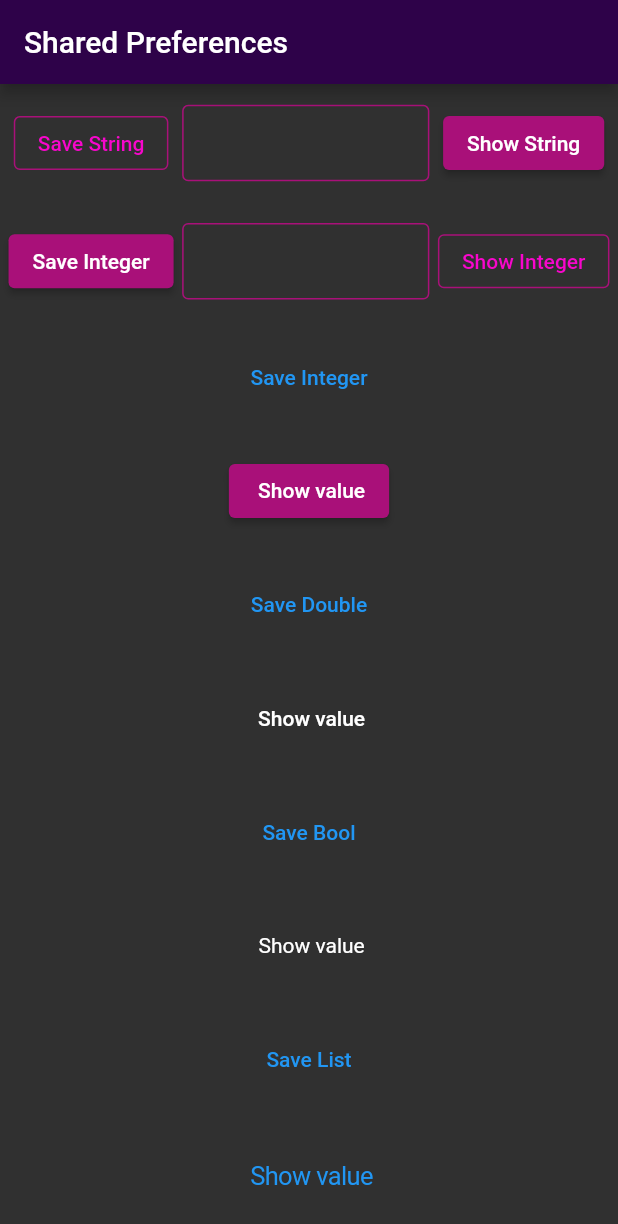
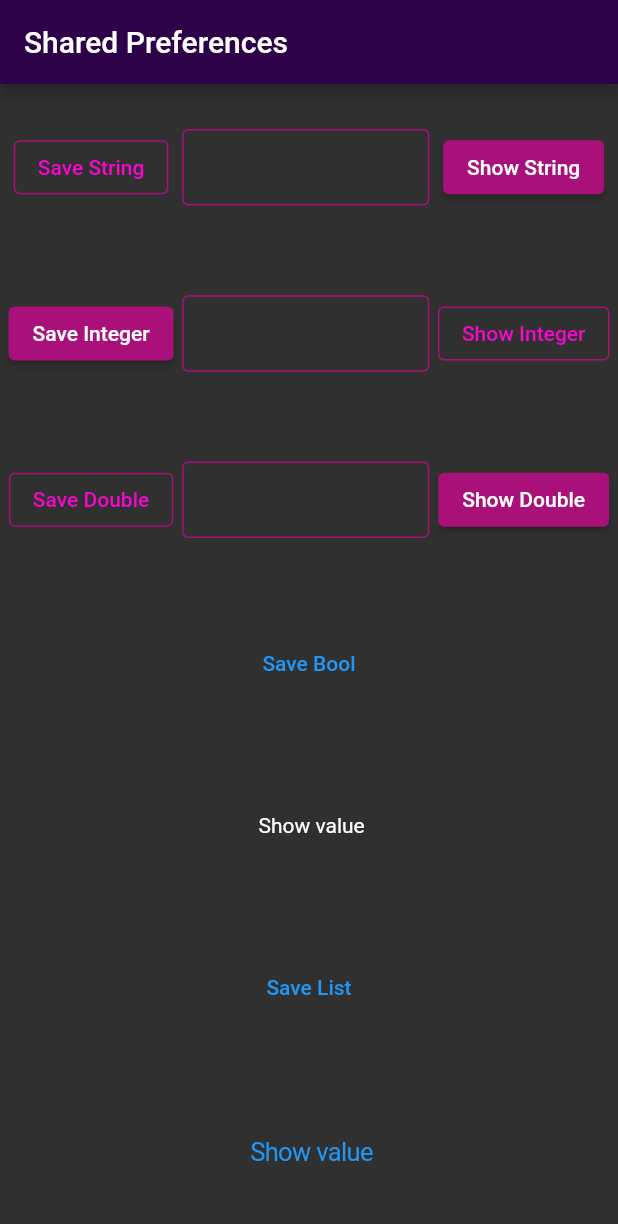
Before and after one commit to jinosh05/shared_preference_example_flutter, a Flutter app: the screen it shows after launch, after a tap on "Save Double", on a phone screen of 412 x 824 dp. Shown: the top 1224 px of the screen. Run offline on Flutter 3.47's test engine with Material 2 defaults, Android fonts, the phone set to English and light mode, and no system bars; our stand-ins replace shared_preferences.

Commit message:
Double datas set

```diff
--- a/lib/main.dart
+++ b/lib/main.dart
@@ -122,28 +122,38 @@ class _MySharedState extends State<MyShared> {
                   child: Text('Show Integer')),
             ],
           ),
-          TextButton(
-              onPressed: () {
-                storeMyData("int", 25);
-              },
-              child: Text("Save Integer")),
-          ElevatedButton(
-            onPressed: () {
-              showData("int");
-            },
-            child: Text(" Show value"),
+
+          //
+          // double Row
+          //
+          Row(
+            mainAxisAlignment: MainAxisAlignment.spaceEvenly,
+            children: [
+              OutlinedButton(
+                  onPressed: () {
+                    storeMyData(Keys.doubleKey, _controllers[2].text);
+                    _controllers[2].clear();
+                  },
+                  child: Text('Save Double')),
+              SizedBox(
+                width: inputWidth,
+                child: TextField(
+                  controller: _controllers[2],
+                  inputFormatters: [
+                    FilteringTextInputFormatter.allow(
+                        RegExp(r'^(\d+)?\.?\d{0,2}'))
+                  ],
+                ),
+              ),
+              ElevatedButton(
+                  onPressed: () async {
+                    _controllers[2].text = await showData(Keys.doubleKey);
+                    setState(() {});
+                  },
+                  child: Text('Show Double')),
+            ],
           ),
-          TextButton(
-              onPressed: () {
-                storeMyData("double", 99.99);
-              },
-              child: Text("Save Double")),
-          MaterialButton(
-            onPressed: () {
-              showData("double");
-            },
-            child: Text(" Show value"),
-          ),
+
           TextButton(
               onPressed: () {
                 storeMyData("bool", true);
```
